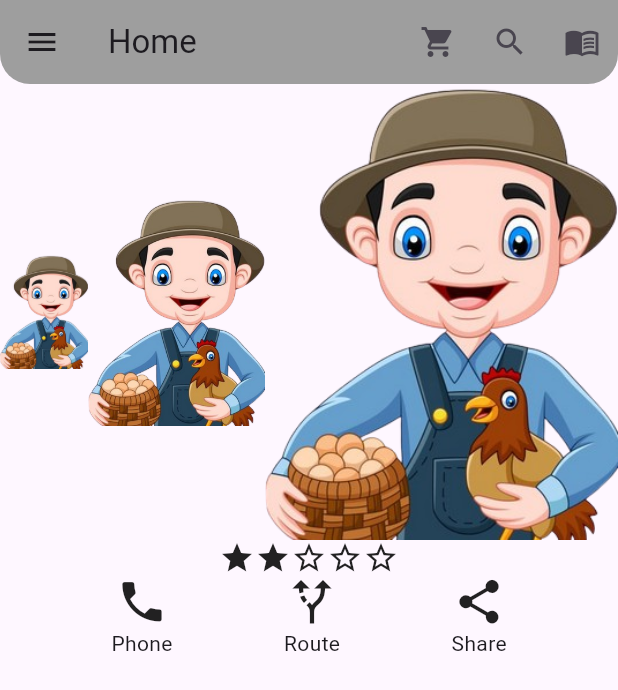
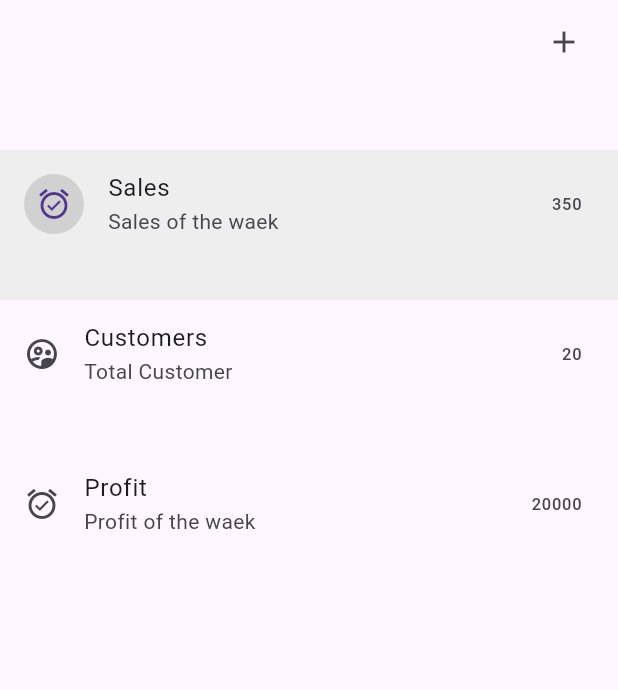
Before and after one commit to yudamuliawan07/fluter, a Flutter app: the screen it shows after launch, on a phone screen of 412 x 824 dp. Shown: the top 690 px of the screen. Run offline on Flutter 3.47's test engine with Material 3 defaults, Android fonts, the phone set to English and light mode, and no system bars; our stand-ins replace font_awesome_flutter.

Commit message:
ListView dan ListTile

```diff
--- a/firstproject/lib/screens/home.dart
+++ b/firstproject/lib/screens/home.dart
@@ -6,72 +6,40 @@ class Home extends StatelessWidget {
   @override
   Widget build(BuildContext context) {
     return Scaffold(
-
-      appBar: AppBar(
-        leading:  IconButton(icon:   Icon(Icons.menu), onPressed: (){},),
-        title: Text("Home"),
-        actions: [
-          IconButton(icon: Icon(Icons.shopping_cart), onPressed: (){},),
-          IconButton(icon: Icon(Icons.search), onPressed: (){},),
-          IconButton(icon: Icon(Icons.menu_book), onPressed: (){},),
-        ],
-        elevation: 0,
-        // titleSpacing: 40.0,
-        backgroundColor: Colors.grey,
-        shape: RoundedRectangleBorder(
-          borderRadius: BorderRadius.vertical(bottom: Radius.circular(20))
+      body: Container(
+        child: ListView(
+          itemExtent: 100.0,
+          reverse: false,
+          scrollDirection: Axis.vertical,
+          shrinkWrap: true,
+          children: [
+            ListTile(
+              trailing: Icon(Icons.add),
             ),
-
+            ListTile(
+              leading: CircleAvatar(child: Icon(Icons.alarm_on_sharp),backgroundColor: Colors.black12,),
+              title: Text("Sales"),
+              subtitle: Text("Sales of the waek"),
+              trailing: Text("350"),
+              onTap: (){},
+              tileColor: Colors.grey.shade200,
             ),
-      body: Container(
-          child: Column(
-            children: [
-              Row(
-                children: [
-                  Expanded(child: Image(image: AssetImage("images/logo.png"), width: 150,)),
-                  Expanded(flex: 2, child: Image(image: AssetImage("images/logo.png"), width: 150,)),
-                  Expanded(flex: 4,child: Image(image: AssetImage("images/logo.png"), width: 150,)),
-
-                ],
+            ListTile(
+                leading: Icon(Icons.supervised_user_circle_outlined),
+              title: Text("Customers"),
+              subtitle: Text("Total Customer"),
+              trailing: Text("20"),
             ),
-              Row(
-                mainAxisAlignment: MainAxisAlignment.center,
-                children: [
-                  Icon(Icons.star),
-                  Icon(Icons.star),
-                  Icon(Icons.star_border),
-                  Icon(Icons.star_border),
-                  Icon(Icons.star_border),
-                ],
-              ),
-              Row(
-                mainAxisAlignment: MainAxisAlignment.spaceEvenly,
-
-                children: [
-                  Column(
-                      children: [
-                        Icon(Icons.phone, size: 35.0,),
-                        Text("Phone")
-                      ],
-                  ),
-                  Column(
-                    children: [
-                      Icon(Icons.alt_route, size: 35.0,),
-                      Text("Route")
-                    ],
-                  ),
-                  Column(
-                    children: [
-                      Icon(Icons.share, size: 35.0,),
-                      Text("Share")
-                    ],
-                  ),
-
-                ],
+            ListTile(
+              leading: Icon(Icons.alarm_on_sharp),
+              title: Text("Profit"),
+              subtitle: Text("Profit of the waek"),
+              trailing: Text("20000"),
             ),
           ],
         ),
       ),
+
     );
   }
 }
```
Lines whose indentation alone changed are shown as unchanged.
